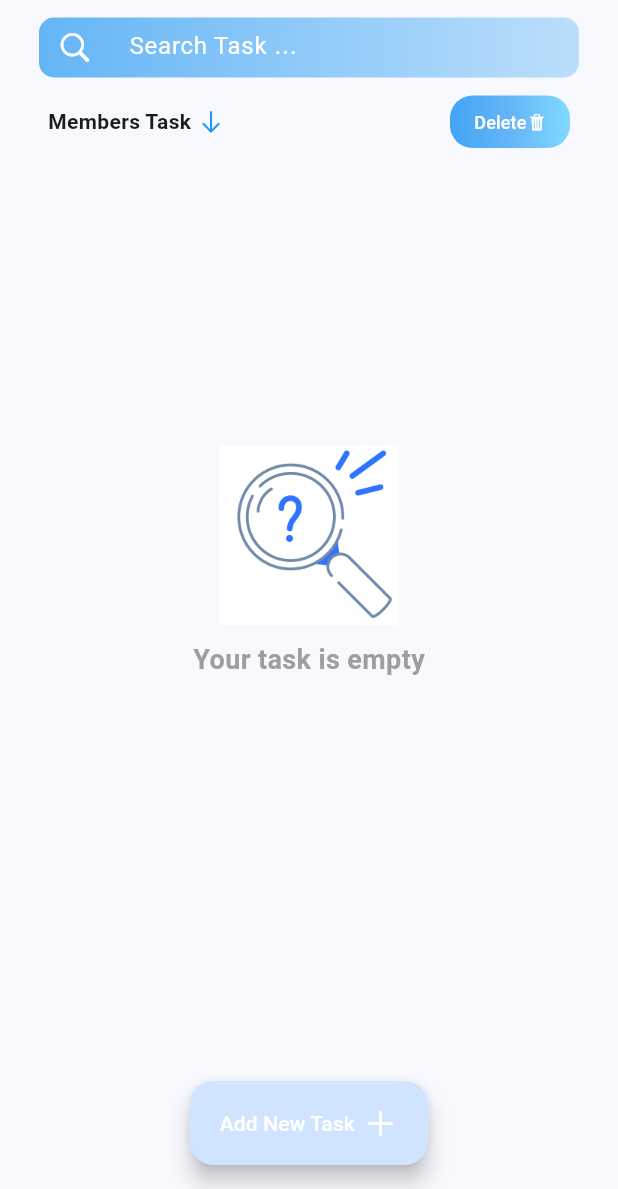
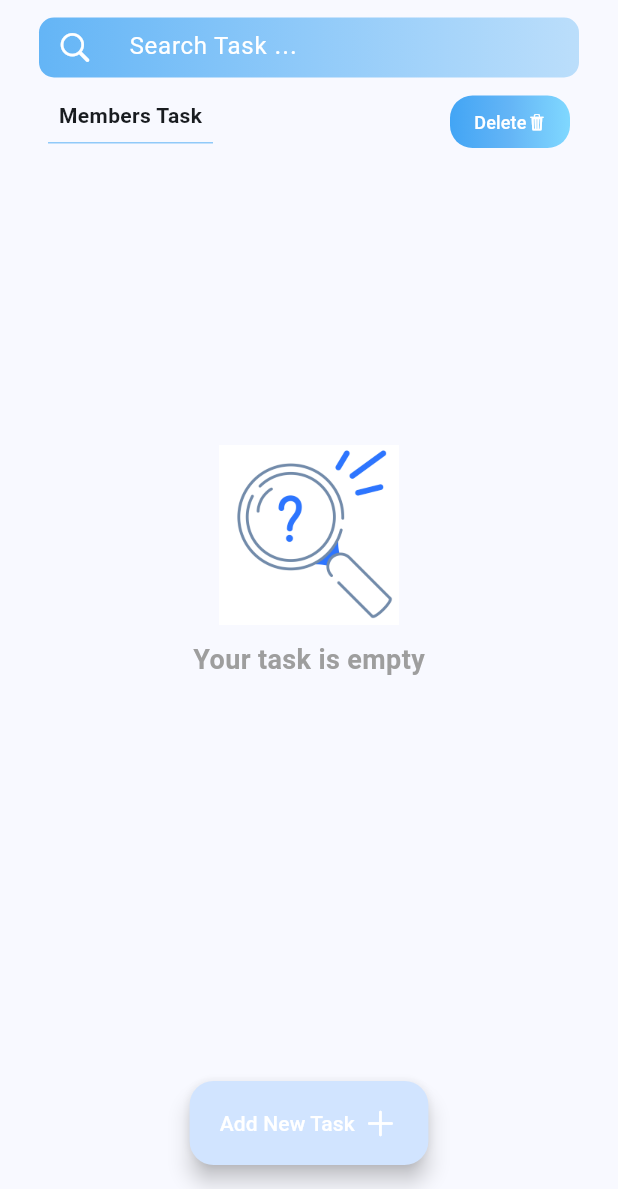
Before and after one commit to parihassannezhad/todo, a Flutter app: the screen it shows after launch, on a phone screen of 412 x 824 dp, the part 47-1236 px from its top. Run offline on Flutter 3.47's test engine with Material 2 defaults, Android fonts, the phone set to English and light mode, and no system bars; our stand-ins replace hive, hive_flutter; accounts and stored records are empty; generated files the repository leaves out were written again.

Commit message:
1402/8/27 channges night in home

```diff
--- a/lib/bottom-sheet2.dart
+++ b/lib/bottom-sheet2.dart
@@ -29,7 +29,7 @@ class _BottomSheet2State extends State<BottomSheet2> {
 
     return Padding(
       padding:
-          EdgeInsets.only(bottom: MediaQuery.of(context).viewInsets.bottom),
+      EdgeInsets.only(bottom: MediaQuery.of(context).viewInsets.bottom),
       child: Stack(
         children: [
           SizedBox(
@@ -152,7 +152,7 @@ class _BottomSheet2State extends State<BottomSheet2> {
               width: 85,
               height: 40,
               decoration:
-                  BoxDecoration(borderRadius: BorderRadius.circular(20)),
+              BoxDecoration(borderRadius: BorderRadius.circular(20)),
               child: Container(
                 decoration: BoxDecoration(
                     borderRadius: BorderRadius.circular(15),
--- a/lib/data.dart
+++ b/lib/data.dart
@@ -7,7 +7,8 @@ class Task extends HiveObject {
   @HiveField(0)
   String name = '';
   @HiveField(1)
-  bool isCompeleted = false;
+  bool isCompeleted = false
+  ;
   @HiveField(2)
   Periority periority = Periority.low;
 
--- /dev/null
+++ b/lib/empty_state.dart
@@ -0,0 +1,33 @@
+import 'package:flutter/cupertino.dart';
+import 'package:flutter/material.dart';
+
+class EmpteState extends StatelessWidget {
+  @override
+  Widget build(BuildContext context) {
+    // TODO: implement build
+    return Center(
+      child: Padding(
+        padding: const EdgeInsets.only(top: 190),
+        child: Column(
+          children: [
+            Image.asset(
+              'assets/img/uiii.jpg',
+              width: 120,
+              height: 120,
+            ),
+            const SizedBox(
+              height: 10,
+            ),
+            const Text(
+              'Your task is empty',
+              style: TextStyle(
+                  color: Colors.grey,
+                  fontSize: 18,
+                  fontWeight: FontWeight.bold),
+            )
+          ],
+        ),
+      ),
+    );
+  }
+}
--- a/lib/homePage.dart
+++ b/lib/homePage.dart
@@ -1,11 +1,12 @@
 import 'package:flutter/cupertino.dart';
 import 'package:flutter/material.dart';
-
 import 'package:hive_flutter/hive_flutter.dart';
 import 'package:todo/main.dart';
 
+import 'Task_Item.dart';
 import 'bottom-sheet2.dart';
 import 'data.dart';
+import 'empty_state.dart';
 
 class HomePage extends StatefulWidget {
   const HomePage({super.key});
@@ -24,8 +25,7 @@ class _HomePageState extends State<HomePage> {
     // TODO: implement build
     return SafeArea(
         child: Scaffold(
-          floatingActionButtonLocation: FloatingActionButtonLocation
-              .centerFloat,
+      floatingActionButtonLocation: FloatingActionButtonLocation.centerFloat,
       floatingActionButton: FloatingActionButton.extended(
           onPressed: () {
             showModalBottomSheet(
@@ -107,21 +107,27 @@ class _HomePageState extends State<HomePage> {
                 child: Row(
                   mainAxisAlignment: MainAxisAlignment.spaceBetween,
                   children: [
-                        const Row(
+                     Row(
                       children: [
-                            Text(
+                        Column(
+                          children: [
+                            const Text(
                               'Members Task',
                               style: TextStyle(
                                   fontSize: 14, fontWeight: FontWeight.bold),
                             ),
+                            const SizedBox(height: 8,),
+                            Container(
+                              width: 110,
+                              height: 1,
+                              color: Colors.blue.shade200,
+                            ),
+                          ],
+                        ),
                         SizedBox(
                           width: 4,
                         ),
-                            Icon(
-                              CupertinoIcons.arrow_down,
-                              color: Colors.blue,
-                              size: 18,
-                            )
+
                       ],
                     ),
                     Container(
@@ -172,40 +178,19 @@ class _HomePageState extends State<HomePage> {
               child: ValueListenableBuilder(
             valueListenable: box.listenable(),
             builder: (BuildContext context, value, Widget? child) {
-                      if(box.isNotEmpty){ return ListView.builder(
-                          itemCount:value.values.length,
+              if (box.isNotEmpty) {
+                return ListView.builder(
+                    itemCount: value.values.length,
                     itemBuilder: (context, index) {
                       final Task task = value.values.toList()[index];
                       return Padding(
-                              padding: const EdgeInsets.only(left: 12,right: 12),
-                              child: Container(
-                                width: 270,
-                                height: 60,
-                                margin: const EdgeInsets.all(8.0),
-                                decoration: BoxDecoration(
-                                    boxShadow: const [BoxShadow(color: Colors.grey,blurRadius: 0.05)],
-                                    borderRadius: BorderRadius.circular(10),
-                                    color: Colors.grey.shade100),
-                                child: Padding(
-                                  padding: const EdgeInsets.only(left: 25,),
-                                  child: Row(
-                                    mainAxisAlignment: MainAxisAlignment.spaceBetween,
-                                    children: [
-                                      Text(task.name),
-                                      IconButton(onPressed: (){
-                                 task.delete();
-
-
-                                      }, icon: const Icon(Icons.clear,size: 16,color: Colors.blue,))
-                                    ],
-                                  ),
-
-                                ),
-                              ),
+                        padding: const EdgeInsets.only(left: 12, right: 12),
+                        child: TaskItem(task: task),
                       );
-                          });}else{return EmpteState();}
-
-
+                    });
+              } else {
+                return EmpteState();
+              }
             },
           ))
         ],
@@ -213,24 +198,12 @@ class _HomePageState extends State<HomePage> {
     ));
   }
 }
-class EmpteState extends StatelessWidget{
-  @override
-  Widget build(BuildContext context) {
-    // TODO: implement build
-    return Center(child: Padding(
-      padding: const EdgeInsets.only(top: 190),
-      child: Column(children: [
-      Image.asset('assets/img/uiii.jpg',width: 120,height: 120,),
-        const SizedBox(height: 10,),
-        const Text('Your task is empty',style: TextStyle(
-            color: Colors.grey,
-            fontSize: 18,fontWeight: FontWeight.bold),)
 
 
-      ],),
-    ),);
-  }
-}
+
+
+
+
 
 enum MembersName {
   Imani,
--- a/pubspec.yaml
+++ b/pubspec.yaml
@@ -19,7 +19,7 @@ publish_to: 'none' # Remove this line if you wish to publish to pub.dev
 version: 1.0.0+1
 
 environment:
-  sdk: '>=3.1.0 <4.0.0'
+  sdk: '>=3.1.2 <4.0.0'
 
 # Dependencies specify other packages that your package needs in order to work.
 # To automatically upgrade your package dependencies to the latest versions
@@ -35,11 +35,9 @@ dependencies:
   # The following adds the Cupertino Icons font to your application.
   # Use with the CupertinoIcons class for iOS style icons.
   cupertino_icons: ^1.0.2
-  provider: ^6.1.1
   hive: ^2.2.3
+  hive_flutter: ^1.1.0
   hive_generator: ^2.0.1
-  hive_flutter: ^1.1.0
-  flutter_svg: ^2.0.9
 
 dev_dependencies:
   flutter_test:
```
Also changed, not shown: lib/Task_Item.dart (added, +68 -0 lines), lib/check_box.dart (added, +22 -0 lines), lib/main.dart (line endings or trailing spaces), lib/member_item.dart (line endings or trailing spaces), pubspec.lock. Lines whose indentation alone changed are shown as unchanged.
